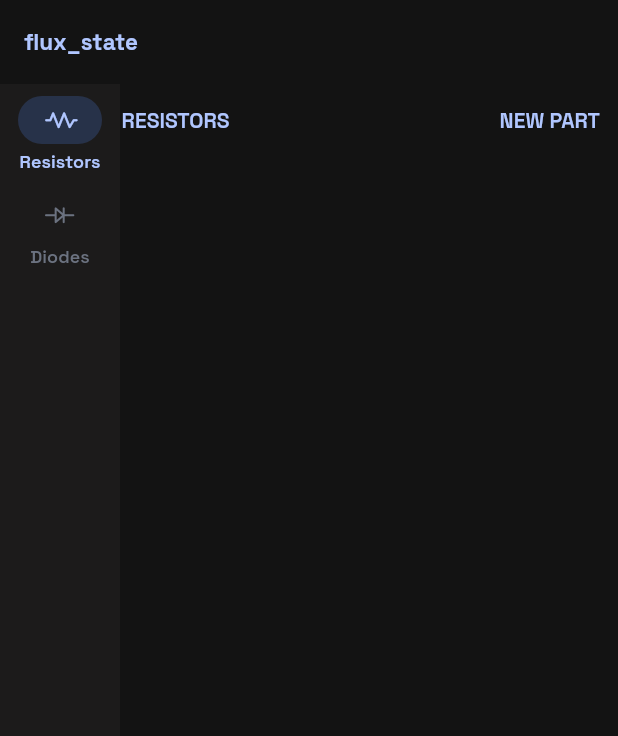
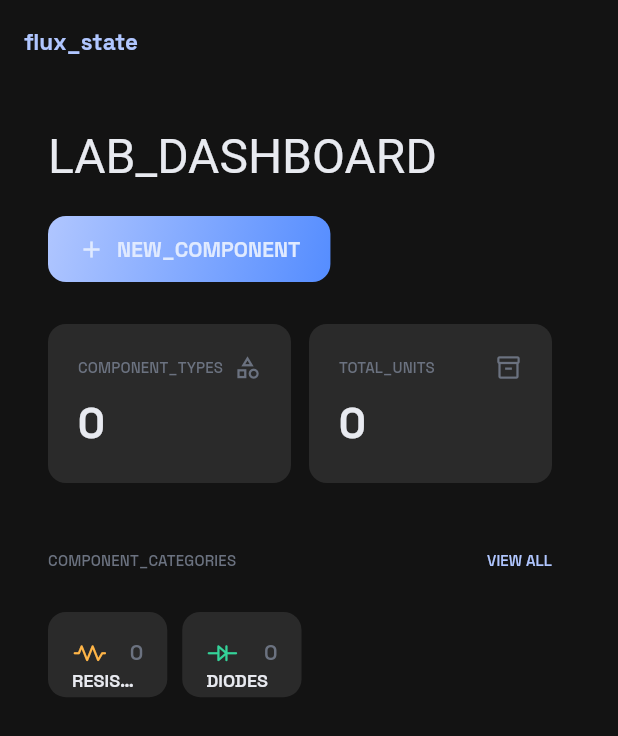
Before and after one commit to carlgreen/flux_state, a Flutter app: the screen it shows after launch, on a phone screen of 412 x 824 dp. Shown: the top 736 px of the screen. Run offline on Flutter 3.47's test engine with Material 3 defaults, Android fonts, the phone set to English and light mode, and no system bars; our stand-ins replace google_fonts.

Commit message:
create a home screen with an overview

```diff
--- a/lib/main.dart
+++ b/lib/main.dart
@@ -2,8 +2,8 @@ import 'package:flutter/material.dart';
 import 'package:flux_state/data/repositories/inventory_repository.dart';
 import 'package:flux_state/repository_provider.dart';
 import 'package:flux_state/theme/app_theme.dart';
-import 'package:flux_state/ui/component_catalog/component_catalog_screen.dart';
-import 'package:flux_state/ui/component_catalog/component_catalog_viewmodel.dart';
+import 'package:flux_state/ui/home/home_screen.dart';
+import 'package:flux_state/ui/home/home_viewmodel.dart';
 
 void main() {
   final inventoryRepository = InventoryRepository();
@@ -40,10 +40,10 @@ class FluxStateApp extends StatelessWidget {
 
   @override
   Widget build(BuildContext context) {
-    final ComponentCatalogViewModel viewModel = ComponentCatalogViewModel(
+    final HomeViewModel viewModel = HomeViewModel(
       inventoryRepository: RepositoryProvider.of(context),
     );
 
-    return ComponentCatalogScreen(viewModel: viewModel);
+    return HomeScreen(viewModel: viewModel);
   }
 }
--- a/lib/theme/app_typography.dart
+++ b/lib/theme/app_typography.dart
@@ -75,4 +75,12 @@ class AppTypography {
     fontWeight: FontWeight.w400,
     color: AppColors.onSurfaceVariant,
   );
+
+  /// Large stock count display.
+  static TextStyle get stockNumber => GoogleFonts.spaceGrotesk(
+    fontSize: 28,
+    fontWeight: FontWeight.w700,
+    letterSpacing: -0.5,
+    color: AppColors.onSurface,
+  );
 }
--- /dev/null
+++ b/lib/ui/home/home_screen.dart
@@ -0,0 +1,212 @@
+import 'package:flutter/material.dart';
+import 'package:flux_state/domain/models/component_category.dart';
+import 'package:flux_state/repository_provider.dart';
+import 'package:flux_state/theme/app_colors.dart';
+import 'package:flux_state/ui/component_catalog/add_edit_component_screen.dart';
+import 'package:flux_state/ui/component_catalog/add_edit_component_viewmodel.dart';
+import 'package:flux_state/ui/home/home_viewmodel.dart';
+import 'package:flux_state/ui/home/stats_card.dart';
+
+class HomeScreen extends StatelessWidget {
+  const HomeScreen({super.key, required this.viewModel});
+
+  final HomeViewModel viewModel;
+
+  @override
+  Widget build(BuildContext context) {
+    final theme = Theme.of(context);
+    final typography = theme.textTheme;
+    final colors = theme.colorScheme;
+
+    return CustomScrollView(
+      slivers: [
+        SliverToBoxAdapter(
+          child: Padding(
+            padding: const EdgeInsets.fromLTRB(32, 28, 32, 0),
+            child: Column(
+              crossAxisAlignment: CrossAxisAlignment.start,
+              children: [
+                Text('LAB_DASHBOARD', style: typography.headlineLarge),
+                const SizedBox(height: 20),
+                _NewPartButton(
+                  onPressed: () => {
+                    Navigator.push(
+                      context,
+                      MaterialPageRoute<bool>(
+                        builder: (context) => AddEditComponentScreen(
+                          viewModel: AddEditComponentViewModel(
+                            inventoryRepository: RepositoryProvider.of(context),
+                            initialCategory: null,
+                          ),
+                        ),
+                      ),
+                    ),
+                  },
+                ),
+                const SizedBox(height: 28),
+              ],
+            ),
+          ),
+        ),
+
+        SliverToBoxAdapter(
+          child: Padding(
+            padding: const EdgeInsetsDirectional.symmetric(horizontal: 32),
+            child: Row(
+              children: [
+                Expanded(
+                  child: StatsCard(
+                    label: 'Component_Types',
+                    value: viewModel.stats.totalTypes.toString(),
+                    icon: Icons.category_outlined,
+                  ),
+                ),
+                const SizedBox(width: 12),
+                Expanded(
+                  child: StatsCard(
+                    label: 'Total_Units',
+                    value: viewModel.stats.totalUnits.toString(),
+                    icon: Icons.inventory_2_outlined,
+                  ),
+                ),
+                const SizedBox(width: 12),
+              ],
+            ),
+          ),
+        ),
+
+        SliverPadding(
+          padding: const EdgeInsets.fromLTRB(32, 28, 32, 0),
+          sliver: SliverToBoxAdapter(
+            child: Row(
+              mainAxisAlignment: MainAxisAlignment.spaceBetween,
+              children: [
+                Text(
+                  'COMPONENT_CATEGORIES',
+                  style: typography.labelSmall?.copyWith(
+                    letterSpacing: 0.12,
+                    color: colors.onSurfaceVariant,
+                  ),
+                ),
+                TextButton(
+                  onPressed: () => {
+                    // TODO navigate to components screen
+                    debugPrint('navigate to components screen'),
+                  },
+                  child: Text(
+                    'VIEW ALL',
+                    style: typography.labelSmall?.copyWith(
+                      color: colors.primary,
+                    ),
+                  ),
+                ),
+              ],
+            ),
+          ),
+        ),
+
+        SliverPadding(
+          padding: const EdgeInsetsGeometry.fromLTRB(32, 10, 32, 0),
+          sliver: SliverGrid(
+            gridDelegate: const SliverGridDelegateWithFixedCrossAxisCount(
+              crossAxisCount: 4,
+              childAspectRatio: 1.4,
+              crossAxisSpacing: 10,
+              mainAxisSpacing: 10,
+            ),
+            delegate: SliverChildBuilderDelegate((context, i) {
+              final cat = ComponentCategory.values[i];
+              return _CategoryGridCell(
+                category: cat,
+                count: viewModel.stats.countByCategory[cat] ?? 0,
+              );
+            }, childCount: ComponentCategory.values.length),
+          ),
+        ),
+      ],
+    );
+  }
+}
+
+class _NewPartButton extends StatelessWidget {
+  const _NewPartButton({required this.onPressed});
+
+  final VoidCallback onPressed;
+
+  @override
+  Widget build(BuildContext context) {
+    final theme = Theme.of(context);
+    final typography = theme.textTheme;
+    final colors = theme.colorScheme;
+
+    return GestureDetector(
+      onTap: onPressed,
+      child: Container(
+        padding: const EdgeInsets.symmetric(horizontal: 20, vertical: 12),
+        decoration: BoxDecoration(
+          gradient: AppColors.primaryGradient,
+          borderRadius: BorderRadius.circular(12),
+        ),
+        child: Row(
+          mainAxisSize: MainAxisSize.min,
+          children: [
+            Icon(Icons.add, color: colors.onPrimaryContainer, size: 18),
+            const SizedBox(width: 8),
+            Text(
+              'NEW_COMPONENT',
+              style: typography.labelLarge?.copyWith(
+                color: colors.onPrimaryContainer,
+              ),
+            ),
+          ],
+        ),
+      ),
+    );
+  }
+}
+
+class _CategoryGridCell extends StatelessWidget {
+  const _CategoryGridCell({required this.category, required this.count});
+
+  final ComponentCategory category;
+  final int count;
+
+  @override
+  Widget build(BuildContext context) {
+    final theme = Theme.of(context);
+    final typography = theme.textTheme;
+    final colors = theme.colorScheme;
+
+    return Container(
+      padding: const EdgeInsets.all(16),
+      decoration: BoxDecoration(
+        color: colors.surfaceContainerHigh,
+        borderRadius: BorderRadius.circular(12),
+      ),
+      child: Column(
+        crossAxisAlignment: CrossAxisAlignment.start,
+        children: [
+          Row(
+            mainAxisAlignment: MainAxisAlignment.spaceBetween,
+            children: [
+              Icon(category.icon, color: category.color, size: 22),
+              Text(
+                count.toString(),
+                style: typography.labelLarge?.copyWith(
+                  color: colors.onSurfaceVariant,
+                ),
+              ),
+            ],
+          ),
+          const Spacer(),
+          Text(
+            category.displayName.toUpperCase(),
+            style: typography.labelMedium,
+            maxLines: 1,
+            overflow: TextOverflow.ellipsis,
+          ),
+        ],
+      ),
+    );
+  }
+}
--- /dev/null
+++ b/lib/ui/home/home_viewmodel.dart
@@ -0,0 +1,57 @@
+import 'package:flux_state/data/repositories/inventory_repository.dart';
+import 'package:flux_state/domain/models/component_category.dart';
+
+class HomeViewModel {
+  HomeViewModel({required this._inventoryRepository});
+
+  final InventoryRepository _inventoryRepository;
+
+  DashboardStats get stats {
+    final List<Component> components = List.empty(growable: true);
+    final resistors = _inventoryRepository.resistors.map(
+      (r) => Component(category: ComponentCategory.resistor, quantity: r.count),
+    );
+    components.addAll(resistors);
+    final diodes = _inventoryRepository.diodes.map(
+      (r) => Component(category: ComponentCategory.diode, quantity: r.count),
+    );
+    components.addAll(diodes);
+
+    return DashboardStats.fromComponents(components);
+  }
+}
+
+class Component {
+  final ComponentCategory category;
+  final int quantity;
+
+  const Component({required this.category, required this.quantity});
+}
+
+class DashboardStats {
+  final int totalTypes;
+  final int totalUnits;
+  final Map<ComponentCategory, int> countByCategory;
+
+  const DashboardStats({
+    required this.totalTypes,
+    required this.totalUnits,
+    required this.countByCategory,
+  });
+
+  factory DashboardStats.fromComponents(List<Component> components) {
+    int units = 0;
+    final Map<ComponentCategory, int> byCat = {};
+
+    for (final c in components) {
+      units += c.quantity;
+      byCat[c.category] = (byCat[c.category] ?? 0) + 1;
+    }
+
+    return DashboardStats(
+      totalTypes: components.length,
+      totalUnits: units,
+      countByCategory: byCat,
+    );
+  }
+}
--- /dev/null
+++ b/lib/ui/home/stats_card.dart
@@ -0,0 +1,56 @@
+import 'package:flutter/material.dart';
+import 'package:flux_state/theme/app_typography.dart';
+
+class StatsCard extends StatelessWidget {
+  const StatsCard({
+    super.key,
+    required this.label,
+    required this.value,
+    this.icon,
+    this.valueColor,
+  });
+
+  final String label;
+  final String value;
+  final IconData? icon;
+  final Color? valueColor;
+
+  @override
+  Widget build(BuildContext context) {
+    final theme = Theme.of(context);
+    final colors = theme.colorScheme;
+    final typography = theme.textTheme;
+
+    return Container(
+      padding: const EdgeInsets.all(20),
+      decoration: BoxDecoration(
+        color: colors.surfaceContainerHigh,
+        borderRadius: BorderRadius.circular(12),
+      ),
+      child: Column(
+        crossAxisAlignment: CrossAxisAlignment.start,
+        children: [
+          Row(
+            mainAxisAlignment: MainAxisAlignment.spaceBetween,
+            children: [
+              Text(label.toUpperCase(), style: typography.labelSmall),
+              if (icon != null)
+                Icon(
+                  icon,
+                  size: 18,
+                  color: valueColor ?? colors.onSurfaceVariant,
+                ),
+            ],
+          ),
+          const SizedBox(height: 8),
+          Text(
+            value,
+            style: AppTypography.stockNumber.copyWith(
+              color: valueColor ?? colors.onSurface,
+            ),
+          ),
+        ],
+      ),
+    );
+  }
+}
```
